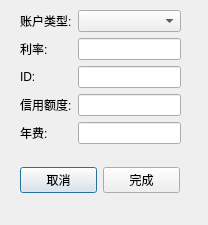
Old version of the form CreateAccountDialog.ui in the repository AckerlyLau/BankMaster.
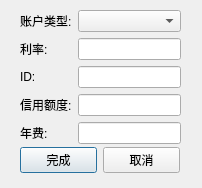
New version of the form.

Commit message: 出BUG了，mainwiondow不能自动生成代码

Diff of the .ui file:
```diff
--- a/CreateAccountDialog.ui
+++ b/CreateAccountDialog.ui
@@ -6,8 +6,8 @@
    <rect>
     <x>0</x>
     <y>0</y>
-    <width>208</width>
-    <height>225</height>
+    <width>202</width>
+    <height>188</height>
    </rect>
   </property>
   <property name="windowTitle">
@@ -79,19 +79,12 @@
    <property name="geometry">
     <rect>
      <x>20</x>
-     <y>160</y>
+     <y>140</y>
      <width>160</width>
      <height>41</height>
     </rect>
    </property>
    <layout class="QHBoxLayout" name="horizontalLayout">
-    <item>
-     <widget class="QPushButton" name="cancleBtn">
-      <property name="text">
-       <string>取消</string>
-      </property>
-     </widget>
-    </item>
     <item>
      <widget class="QPushButton" name="finishBtn">
       <property name="text">
@@ -99,6 +92,13 @@
       </property>
      </widget>
     </item>
+    <item>
+     <widget class="QPushButton" name="cancleBtn">
+      <property name="text">
+       <string>取消</string>
+      </property>
+     </widget>
+    </item>
    </layout>
   </widget>
  </widget>
```
The commit also changes 2 other files.
